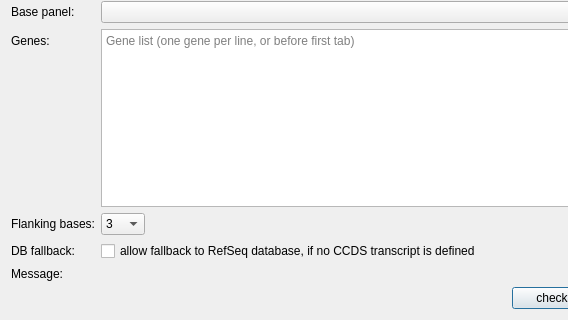
Qt form src/GSvar/SubpanelDesignDialog.ui (imgag/ngs-bits) before a commit; both pictures show x 0 to 568 and y 112 to 432 of the 689 by 432 pixel window.
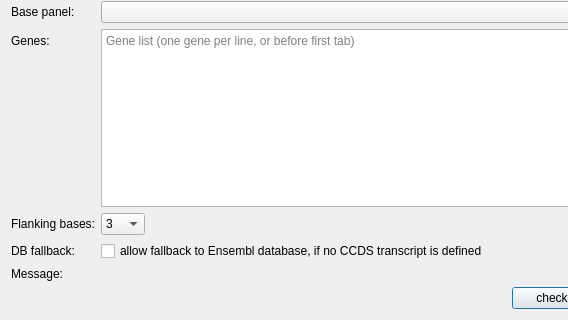
The same form after that commit.

Commit message: GSvar: replaced occurrences of RefSeq by Ensembl

```diff
--- a/src/GSvar/SubpanelDesignDialog.ui
+++ b/src/GSvar/SubpanelDesignDialog.ui
@@ -193,7 +193,7 @@
      <item>
       <widget class="QCheckBox" name="fallback">
        <property name="text">
-        <string>allow fallback to RefSeq database, if no CCDS transcript is defined</string>
+        <string>allow fallback to Ensembl database, if no CCDS transcript is defined</string>
        </property>
       </widget>
      </item>
```
The commit also changes 2 other files.
